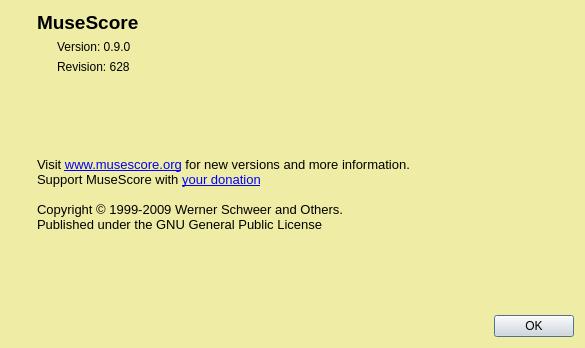
Above: mscore/mscore/aboutbox.ui from musescore/musescore-old before the change. Below: the same form after it.
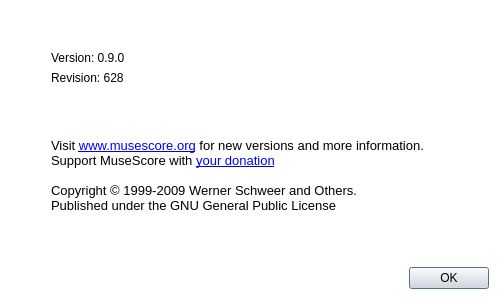
That is the form after the change. Icons and pictures are not drawn.

Patch:
```diff
--- a/mscore/mscore/aboutbox.ui
+++ b/mscore/mscore/aboutbox.ui
@@ -6,8 +6,8 @@
    <rect>
     <x>0</x>
     <y>0</y>
-    <width>585</width>
-    <height>348</height>
+    <width>500</width>
+    <height>300</height>
    </rect>
   </property>
   <property name="sizePolicy">
@@ -112,9 +112,9 @@
      <colorrole role="Window">
       <brush brushstyle="SolidPattern">
        <color alpha="255">
-        <red>239</red>
-        <green>237</green>
-        <blue>165</blue>
+        <red>255</red>
+        <green>255</green>
+        <blue>255</blue>
        </color>
       </brush>
      </colorrole>
@@ -267,9 +267,9 @@
      <colorrole role="Window">
       <brush brushstyle="SolidPattern">
        <color alpha="255">
-        <red>239</red>
-        <green>237</green>
-        <blue>165</blue>
+        <red>255</red>
+        <green>255</green>
+        <blue>255</blue>
        </color>
       </brush>
      </colorrole>
@@ -413,18 +413,18 @@
      <colorrole role="Base">
       <brush brushstyle="SolidPattern">
        <color alpha="255">
-        <red>239</red>
-        <green>237</green>
-        <blue>165</blue>
+        <red>255</red>
+        <green>255</green>
+        <blue>255</blue>
        </color>
       </brush>
      </colorrole>
      <colorrole role="Window">
       <brush brushstyle="SolidPattern">
        <color alpha="255">
-        <red>239</red>
-        <green>237</green>
-        <blue>165</blue>
+        <red>255</red>
+        <green>255</green>
+        <blue>255</blue>
        </color>
       </brush>
      </colorrole>
@@ -490,11 +490,45 @@
   </property>
   <layout class="QVBoxLayout">
    <item>
+    <layout class="QVBoxLayout">
+     <item>
     <layout class="QHBoxLayout">
+       <property name="sizeConstraint">
+        <enum>QLayout::SetDefaultConstraint</enum>
+       </property>
      <item>
       <layout class="QVBoxLayout" name="verticalLayout_3">
+         <property name="spacing">
+          <number>6</number>
+         </property>
+         <property name="sizeConstraint">
+          <enum>QLayout::SetNoConstraint</enum>
+         </property>
        <item>
-        <widget class="QLabel" name="museIcon">
+          <spacer name="horizontalSpacer">
+           <property name="orientation">
+            <enum>Qt::Horizontal</enum>
+           </property>
+           <property name="sizeType">
+            <enum>QSizePolicy::Fixed</enum>
+           </property>
+           <property name="sizeHint" stdset="0">
+            <size>
+             <width>40</width>
+             <height>0</height>
+            </size>
+           </property>
+          </spacer>
+         </item>
+        </layout>
+       </item>
+       <item>
+        <layout class="QVBoxLayout">
+         <property name="sizeConstraint">
+          <enum>QLayout::SetDefaultConstraint</enum>
+         </property>
+         <item>
+          <widget class="QLabel" name="museLogo">
          <property name="sizePolicy">
           <sizepolicy hsizetype="Fixed" vsizetype="Preferred">
            <horstretch>0</horstretch>
@@ -511,7 +545,10 @@
           <pixmap resource="mscore.qrc">:/data/mscore.png</pixmap>
          </property>
          <property name="margin">
-          <number>20</number>
+            <number>0</number>
+           </property>
+           <property name="indent">
+            <number>-1</number>
          </property>
         </widget>
        </item>
@@ -520,43 +557,22 @@
          <property name="orientation">
           <enum>Qt::Vertical</enum>
          </property>
+           <property name="sizeType">
+            <enum>QSizePolicy::Fixed</enum>
+           </property>
          <property name="sizeHint" stdset="0">
           <size>
            <width>20</width>
-           <height>40</height>
+             <height>20</height>
           </size>
          </property>
         </spacer>
-       </item>
-      </layout>
-     </item>
-     <item>
-      <layout class="QVBoxLayout">
-       <item>
-        <widget class="QLabel" name="titleLabel">
-         <property name="font">
-          <font>
-           <pointsize>14</pointsize>
-           <weight>75</weight>
-           <bold>true</bold>
-          </font>
-         </property>
-         <property name="text">
-          <string>MuseScore</string>
-         </property>
-         <property name="margin">
-          <number>10</number>
-         </property>
-        </widget>
        </item>
        <item>
         <widget class="QLabel" name="versionLabel">
          <property name="text">
           <string>Version: 0.9.0</string>
          </property>
-         <property name="indent">
-          <number>20</number>
-         </property>
         </widget>
        </item>
        <item>
@@ -564,9 +580,6 @@
          <property name="text">
           <string>Revision: 628</string>
          </property>
-         <property name="indent">
-          <number>20</number>
-         </property>
         </widget>
        </item>
        <item>
@@ -607,6 +620,8 @@
       <set>QDialogButtonBox::Ok</set>
      </property>
     </widget>
+     </item>
+    </layout>
    </item>
   </layout>
  </widget>
```
Left out of the diff: 2 changed lines with no effect on the pictures. Lines whose indentation alone changed are shown as unchanged.
